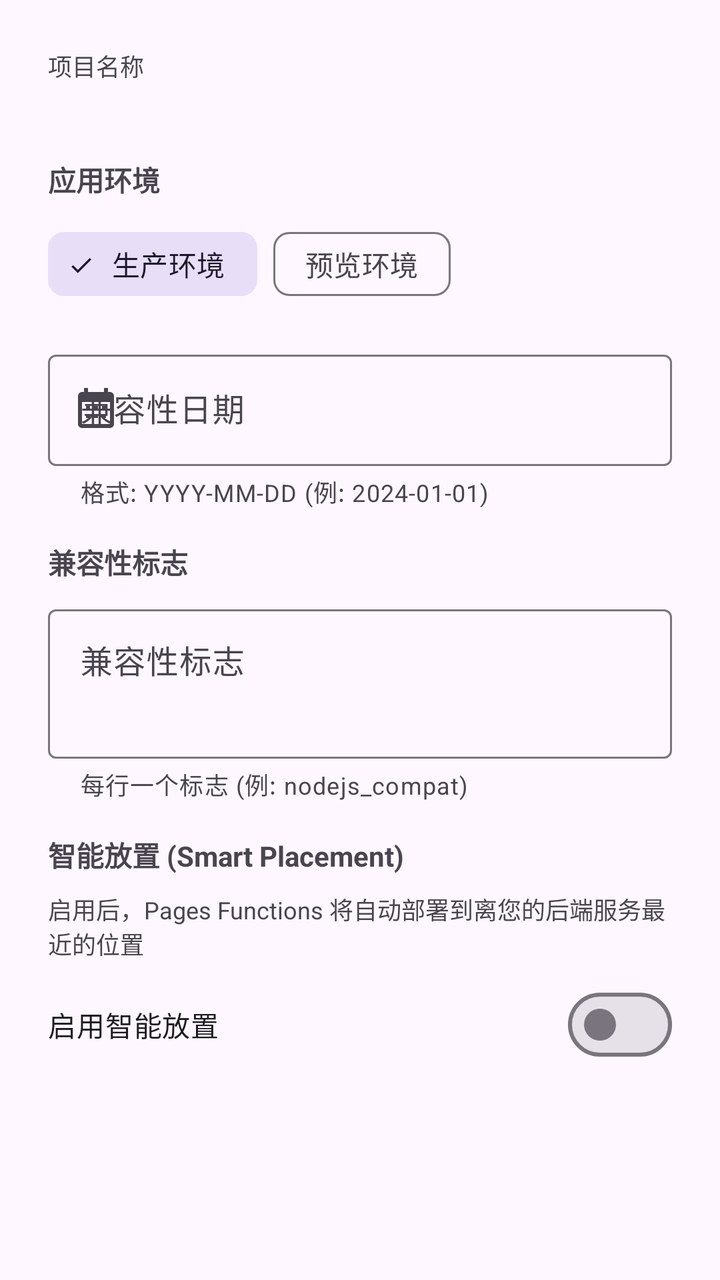
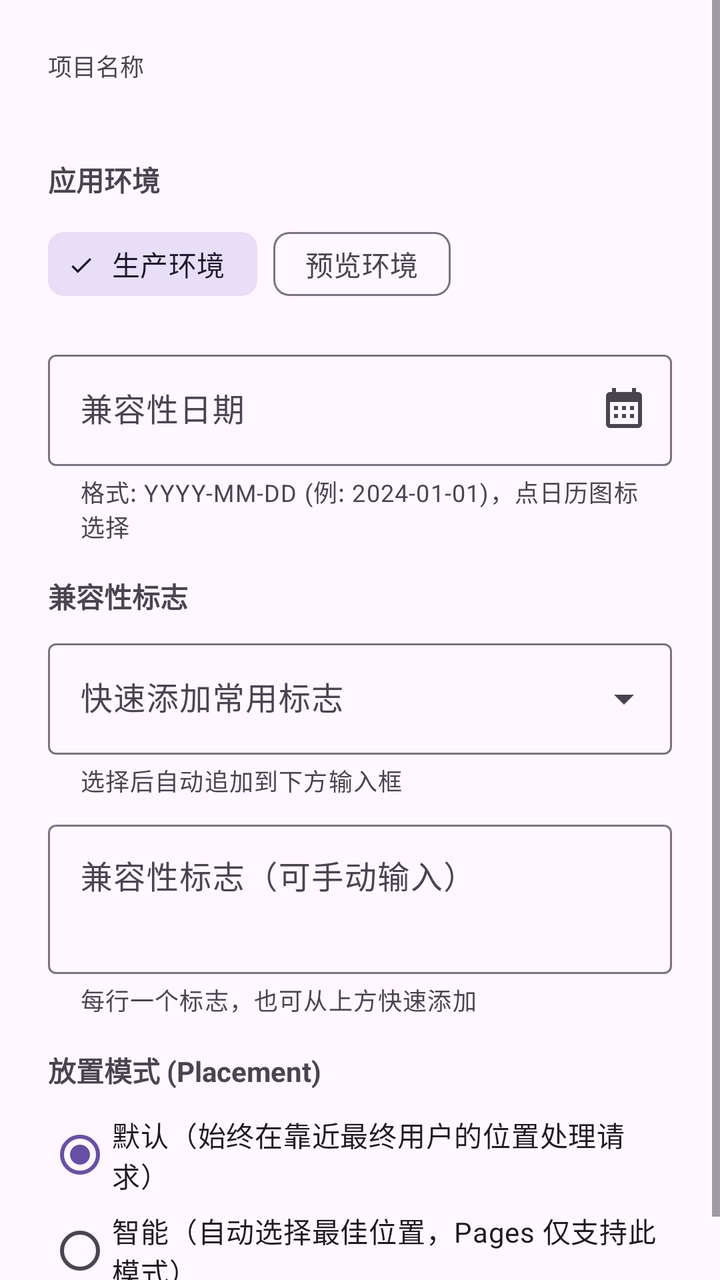

Screens rendered from an Android XML layout before and after an edit, with the pre-edit source and the edit as a unified diff.
<!-- AndroidManifest.xml: application theme AppTheme -->
<!-- res/layout/dialog_pages_runtime_settings.xml -->
<?xml version="1.0" encoding="utf-8"?>
<ScrollView xmlns:android="http://schemas.android.com/apk/res/android"
    xmlns:app="http://schemas.android.com/apk/res-auto"
    android:layout_width="match_parent"
    android:layout_height="wrap_content">

    <LinearLayout
        android:layout_width="match_parent"
        android:layout_height="wrap_content"
        android:orientation="vertical"
        android:padding="24dp">

        <TextView
            android:layout_width="wrap_content"
            android:layout_height="wrap_content"
            android:text="项目名称"
            android:textSize="12sp"
            android:textColor="?android:textColorSecondary" />

        <TextView
            android:id="@+id/projectNameText"
            android:layout_width="wrap_content"
            android:layout_height="wrap_content"
            android:textSize="16sp"
            android:textStyle="bold"
            android:layout_marginBottom="16dp" />

        
        <TextView
            android:layout_width="wrap_content"
            android:layout_height="wrap_content"
            android:text="应用环境"
            android:textSize="14sp"
            android:textStyle="bold"
            android:layout_marginBottom="8dp" />

        <com.google.android.material.chip.ChipGroup
            android:id="@+id/environmentChipGroup"
            android:layout_width="match_parent"
            android:layout_height="wrap_content"
            android:layout_marginBottom="16dp"
            app:singleSelection="true">

            <com.google.android.material.chip.Chip
                android:id="@+id/chipProduction"
                style="@style/Widget.Material3.Chip.Filter"
                android:layout_width="wrap_content"
                android:layout_height="wrap_content"
                android:text="生产环境"
                android:checked="true" />

            <com.google.android.material.chip.Chip
                android:id="@+id/chipPreview"
                style="@style/Widget.Material3.Chip.Filter"
                android:layout_width="wrap_content"
                android:layout_height="wrap_content"
                android:text="预览环境" />
        </com.google.android.material.chip.ChipGroup>

        
        <com.google.android.material.textfield.TextInputLayout
            style="@style/Widget.Material3.TextInputLayout.OutlinedBox"
            android:layout_width="match_parent"
            android:layout_height="wrap_content"
            android:hint="兼容性日期"
            app:helperText="格式: YYYY-MM-DD (例: 2024-01-01)"
            app:helperTextEnabled="true"
            app:startIconDrawable="@drawable/ic_calendar">

            <com.google.android.material.textfield.TextInputEditText
                android:id="@+id/compatibilityDateInput"
                android:layout_width="match_parent"
                android:layout_height="wrap_content"
                android:inputType="date" />
        </com.google.android.material.textfield.TextInputLayout>

        
        <TextView
            android:layout_width="wrap_content"
            android:layout_height="wrap_content"
            android:text="兼容性标志"
            android:textSize="14sp"
            android:textStyle="bold"
            android:layout_marginTop="16dp"
            android:layout_marginBottom="8dp" />

        <com.google.android.material.textfield.TextInputLayout
            style="@style/Widget.Material3.TextInputLayout.OutlinedBox"
            android:layout_width="match_parent"
            android:layout_height="wrap_content"
            android:hint="兼容性标志"
            app:helperText="每行一个标志 (例: nodejs_compat)"
            app:helperTextEnabled="true">

            <com.google.android.material.textfield.TextInputEditText
                android:id="@+id/compatibilityFlagsInput"
                android:layout_width="match_parent"
                android:layout_height="wrap_content"
                android:inputType="textMultiLine"
                android:minLines="2"
                android:gravity="top" />
        </com.google.android.material.textfield.TextInputLayout>

        
        <TextView
            android:layout_width="wrap_content"
            android:layout_height="wrap_content"
            android:text="智能放置 (Smart Placement)"
            android:textSize="14sp"
            android:textStyle="bold"
            android:layout_marginTop="16dp"
            android:layout_marginBottom="8dp" />

        <TextView
            android:layout_width="wrap_content"
            android:layout_height="wrap_content"
            android:text="启用后，Pages Functions 将自动部署到离您的后端服务最近的位置"
            android:textSize="12sp"
            android:textColor="?android:textColorSecondary"
            android:layout_marginBottom="8dp" />

        <com.google.android.material.materialswitch.MaterialSwitch
            android:id="@+id/smartPlacementSwitch"
            android:layout_width="match_parent"
            android:layout_height="wrap_content"
            android:text="启用智能放置"
            android:checked="false" />

    </LinearLayout>
</ScrollView>
<!-- resources referenced by this layout -->
<resources>
  <!-- drawable ic_calendar (drawable) -->
  <vector xmlns:android="http://schemas.android.com/apk/res/android"
      android:width="24dp"
      android:height="24dp"
      android:viewportWidth="24"
      android:viewportHeight="24"
      android:tint="?attr/colorControlNormal">
    <path
        android:fillColor="@android:color/white"
        android:pathData="M19,3h-1V1h-2v2H8V1H6v2H5C3.89,3 3.01,3.9 3.01,5L3,19c0,1.1 0.89,2 2,2h14c1.1,0 2,-0.9 2,-2V5C21,3.9 20.1,3 19,3zM19,19H5V8h14V19zM9,12H7v-2h2V12zM13,12h-2v-2h2V12zM17,12h-2v-2h2V12zM9,16H7v-2h2V16zM13,16h-2v-2h2V16zM17,16h-2v-2h2V16z"/>
  </vector>
  <style name="AppTheme" parent="Base.AppTheme" />
  <style name="Base.AppTheme" parent="Theme.Material3.DayNight.NoActionBar">
      
      
    </style>
</resources>

<!-- the commit's change to res/layout/dialog_pages_runtime_settings.xml (unified diff, before → after) -->
@@ -59,13 +59,15 @@
 
         
         <com.google.android.material.textfield.TextInputLayout
+            android:id="@+id/dateInputLayout"
             style="@style/Widget.Material3.TextInputLayout.OutlinedBox"
             android:layout_width="match_parent"
             android:layout_height="wrap_content"
             android:hint="兼容性日期"
-            app:helperText="格式: YYYY-MM-DD (例: 2024-01-01)"
+            app:helperText="格式: YYYY-MM-DD (例: 2024-01-01)，点日历图标选择"
             app:helperTextEnabled="true"
-            app:startIconDrawable="@drawable/ic_calendar">
+            app:endIconMode="custom"
+            app:endIconDrawable="@drawable/ic_calendar">
 
             <com.google.android.material.textfield.TextInputEditText
                 android:id="@+id/compatibilityDateInput"
@@ -85,11 +87,27 @@
             android:layout_marginBottom="8dp" />
 
         <com.google.android.material.textfield.TextInputLayout
+            android:id="@+id/flagSuggestionsLayout"
+            style="@style/Widget.Material3.TextInputLayout.OutlinedBox.ExposedDropdownMenu"
+            android:layout_width="match_parent"
+            android:layout_height="wrap_content"
+            android:hint="快速添加常用标志"
+            app:helperText="选择后自动追加到下方输入框">
+
+            <com.google.android.material.textfield.MaterialAutoCompleteTextView
+                android:id="@+id/flagSuggestionsInput"
+                android:layout_width="match_parent"
+                android:layout_height="wrap_content"
+                android:inputType="none" />
+        </com.google.android.material.textfield.TextInputLayout>
+
+        <com.google.android.material.textfield.TextInputLayout
             style="@style/Widget.Material3.TextInputLayout.OutlinedBox"
             android:layout_width="match_parent"
             android:layout_height="wrap_content"
-            android:hint="兼容性标志"
-            app:helperText="每行一个标志 (例: nodejs_compat)"
+            android:layout_marginTop="8dp"
+            android:hint="兼容性标志（可手动输入）"
+            app:helperText="每行一个标志，也可从上方快速添加"
             app:helperTextEnabled="true">
 
             <com.google.android.material.textfield.TextInputEditText
@@ -105,26 +123,32 @@
         <TextView
             android:layout_width="wrap_content"
             android:layout_height="wrap_content"
-            android:text="智能放置 (Smart Placement)"
+            android:text="放置模式 (Placement)"
             android:textSize="14sp"
             android:textStyle="bold"
             android:layout_marginTop="16dp"
             android:layout_marginBottom="8dp" />
 
-        <TextView
-            android:layout_width="wrap_content"
-            android:layout_height="wrap_content"
-            android:text="启用后，Pages Functions 将自动部署到离您的后端服务最近的位置"
-            android:textSize="12sp"
-            android:textColor="?android:textColorSecondary"
-            android:layout_marginBottom="8dp" />
-
-        <com.google.android.material.materialswitch.MaterialSwitch
-            android:id="@+id/smartPlacementSwitch"
+        <RadioGroup
+            android:id="@+id/placementModeGroup"
             android:layout_width="match_parent"
             android:layout_height="wrap_content"
-            android:text="启用智能放置"
-            android:checked="false" />
+            android:orientation="vertical">
+
+            <RadioButton
+                android:id="@+id/placementOff"
+                android:layout_width="match_parent"
+                android:layout_height="wrap_content"
+                android:checked="true"
+                android:text="默认（始终在靠近最终用户的位置处理请求）" />
+
+            <RadioButton
+                android:id="@+id/placementSmart"
+                android:layout_width="match_parent"
+                android:layout_height="wrap_content"
+                android:text="智能（自动选择最佳位置，Pages 仅支持此模式）" />
+
+        </RadioGroup>
 
     </LinearLayout>
 </ScrollView>
